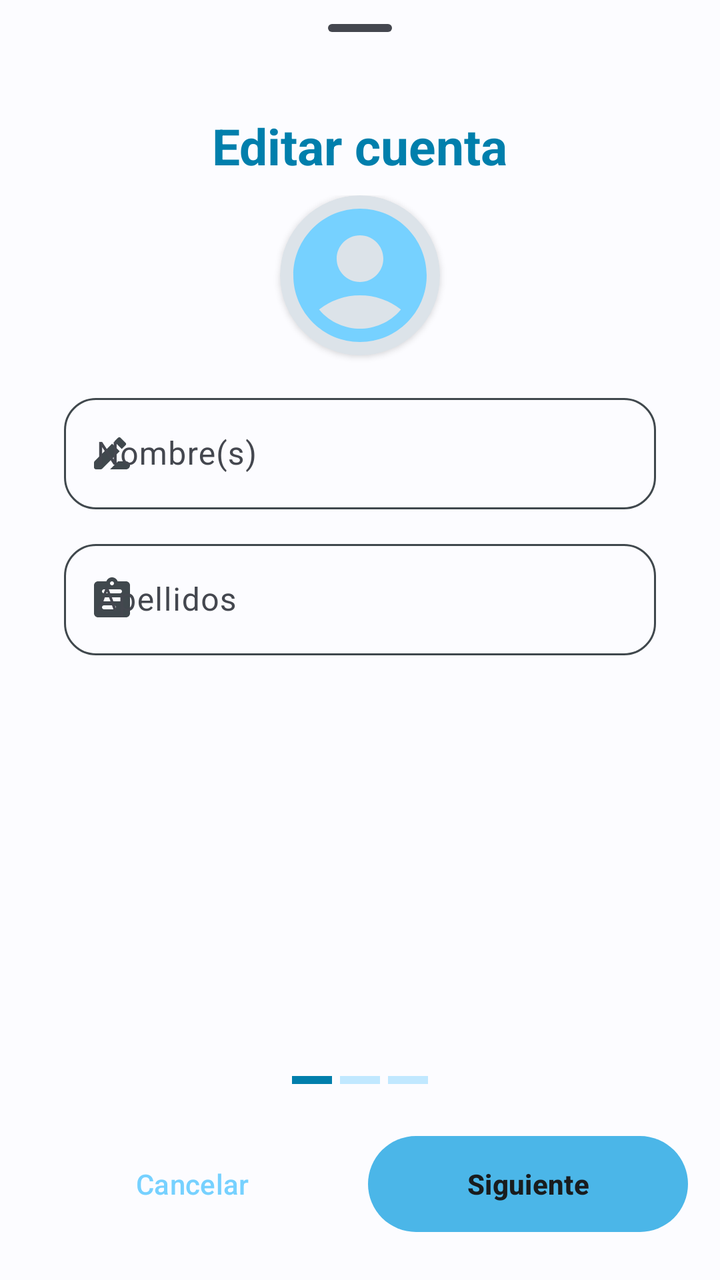
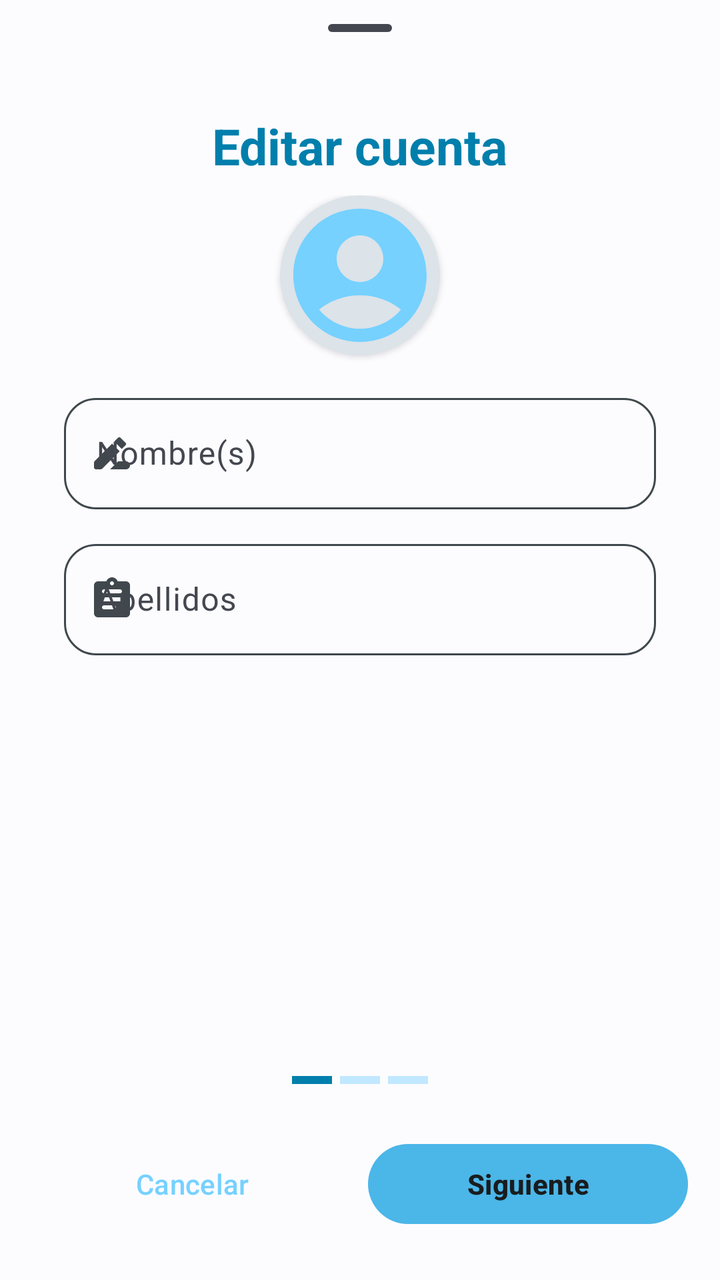

Before-and-after screenshots of an Android layout around one commit, followed by the original layout XML and the change that was made.
<!-- AndroidManifest.xml: application theme Theme.PreuSync.Dynamic -->
<!-- res/layout/bottomsheet_edit_account.xml -->
<?xml version="1.0" encoding="UTF-8"?>
<LinearLayout
    xmlns:android="http://schemas.android.com/apk/res/android"
    xmlns:app="http://schemas.android.com/apk/res-auto"
    android:id="@+id/editAccountContainer"
    android:layout_width="match_parent"
    android:layout_height="match_parent"
    android:orientation="vertical"
    android:background="?attr/colorBackground"
    android:paddingBottom="@dimen/padding_8dp">

    <com.google.android.material.bottomsheet.BottomSheetDragHandleView
        android:id="@+id/bottomSheetDragHandle"
        android:layout_width="match_parent"
        android:layout_height="wrap_content" />

    <TextView
        android:id="@+id/title"
        style="@style/TextAppearance.PreuSync.HeaderTitle"
        android:layout_width="wrap_content"
        android:layout_height="wrap_content"
        android:layout_gravity="center_horizontal"
        android:padding="@dimen/padding_8dp"
        android:text="@string/title_edit_account" />

    <ViewFlipper
        android:id="@+id/editStepFlipper"
        android:layout_width="match_parent"
        android:layout_height="0dp"
        android:layout_weight="1">

        
        <ScrollView
            android:layout_width="match_parent"
            android:layout_height="match_parent"
            android:fillViewport="true">
            <LinearLayout
                android:layout_width="match_parent"
                android:layout_height="wrap_content"
                android:orientation="vertical"
                android:paddingHorizontal="32dp"
                android:gravity="center_horizontal">

                <com.google.android.material.card.MaterialCardView
                    android:id="@+id/avatarCardView"
                    android:layout_width="80dp"
                    android:layout_height="80dp"
                    android:layout_marginBottom="16dp"
                    app:cardCornerRadius="40dp"
                    app:cardElevation="2dp">
                    <ImageView
                        android:id="@+id/avatarImageView"
                        android:layout_width="match_parent"
                        android:layout_height="match_parent"
                        android:scaleType="centerCrop"
                        android:src="@drawable/ic_nav_profile" />
                </com.google.android.material.card.MaterialCardView>

                <com.google.android.material.textfield.TextInputLayout
                    android:id="@+id/firstNameTextInputLayout"
                    style="@style/Widget.Material3.TextInputLayout.OutlinedBox"
                    android:layout_width="match_parent"
                    android:layout_height="wrap_content"
                    app:startIconDrawable="@drawable/ic_rename">
                    <com.google.android.material.textfield.TextInputEditText
                        android:id="@+id/firstNameEditText"
                        android:layout_width="match_parent"
                        android:layout_height="wrap_content"
                        android:hint="@string/hint_first_name" />
                </com.google.android.material.textfield.TextInputLayout>

                <com.google.android.material.textfield.TextInputLayout
                    android:id="@+id/lastNameTextInputLayout"
                    style="@style/Widget.Material3.TextInputLayout.OutlinedBox"
                    android:layout_width="match_parent"
                    android:layout_height="wrap_content"
                    android:layout_marginTop="12dp"
                    app:startIconDrawable="@drawable/ic_assignment">
                    <com.google.android.material.textfield.TextInputEditText
                        android:id="@+id/lastNameEditText"
                        android:layout_width="match_parent"
                        android:layout_height="wrap_content"
                        android:hint="@string/hint_last_name" />
                </com.google.android.material.textfield.TextInputLayout>
            </LinearLayout>
        </ScrollView>

        
        <ScrollView
            android:layout_width="match_parent"
            android:layout_height="match_parent"
            android:fillViewport="true">
            <LinearLayout
                android:layout_width="match_parent"
                android:layout_height="wrap_content"
                android:orientation="vertical"
                android:paddingHorizontal="32dp">

                <com.google.android.material.textfield.TextInputLayout
                    android:id="@+id/roleTextInputLayout"
                    style="@style/Widget.Material3.TextInputLayout.OutlinedBox.ExposedDropdownMenu"
                    android:layout_width="match_parent"
                    android:layout_height="wrap_content"
                    app:startIconDrawable="@drawable/ic_work">
                    <AutoCompleteTextView
                        android:id="@+id/roleAutoComplete"
                        android:layout_width="match_parent"
                        android:layout_height="wrap_content"
                        android:hint="@string/hint_role"
                        android:inputType="none" />
                </com.google.android.material.textfield.TextInputLayout>

                <LinearLayout
                    android:id="@+id/dynamicFieldsLayout"
                    android:layout_width="match_parent"
                    android:layout_height="wrap_content"
                    android:orientation="vertical">

                    <LinearLayout android:id="@+id/studentLayout" android:layout_width="match_parent" android:layout_height="wrap_content" android:orientation="vertical">
                        <com.google.android.material.textfield.TextInputLayout
                            android:id="@+id/schoolTextInputLayout"
                            style="@style/Widget.Material3.TextInputLayout.OutlinedBox"
                            android:layout_width="match_parent"
                            android:layout_height="wrap_content"
                            android:layout_marginTop="12dp"
                            app:startIconDrawable="@drawable/ic_school">
                            <com.google.android.material.textfield.TextInputEditText
                                android:id="@+id/schoolEditText"
                                android:layout_width="match_parent"
                                android:layout_height="wrap_content"
                                android:hint="@string/hint_school" />
                        </com.google.android.material.textfield.TextInputLayout>
                        <com.google.android.material.textfield.TextInputLayout
                            android:id="@+id/groupTextInputLayout"
                            style="@style/Widget.Material3.TextInputLayout.OutlinedBox"
                            android:layout_width="match_parent"
                            android:layout_height="wrap_content"
                            android:layout_marginTop="12dp"
                            app:startIconDrawable="@drawable/ic_group">
                            <com.google.android.material.textfield.TextInputEditText
                                android:id="@+id/groupEditText"
                                android:layout_width="match_parent"
                                android:layout_height="wrap_content"
                                android:hint="@string/hint_group" />
                        </com.google.android.material.textfield.TextInputLayout>
                    </LinearLayout>

                    <com.google.android.material.textfield.TextInputLayout
                        android:id="@+id/tuteeTextInputLayout"
                        style="@style/Widget.Material3.TextInputLayout.OutlinedBox"
                        android:layout_width="match_parent"
                        android:layout_height="wrap_content"
                        android:layout_marginTop="12dp"
                        android:visibility="gone"
                        app:startIconDrawable="@drawable/ic_person">
                        <com.google.android.material.textfield.TextInputEditText
                            android:id="@+id/tuteeEditText"
                            android:layout_width="match_parent"
                            android:layout_height="wrap_content"
                            android:hint="@string/hint_tutee" />
                    </com.google.android.material.textfield.TextInputLayout>

                    <com.google.android.material.textfield.TextInputLayout
                        android:id="@+id/responsibilitiesTextInputLayout"
                        style="@style/Widget.Material3.TextInputLayout.OutlinedBox"
                        android:layout_width="match_parent"
                        android:layout_height="wrap_content"
                        android:layout_marginTop="12dp"
                        android:visibility="gone"
                        app:startIconDrawable="@drawable/ic_work">
                        <com.google.android.material.textfield.TextInputEditText
                            android:id="@+id/responsibilitiesEditText"
                            android:layout_width="match_parent"
                            android:layout_height="wrap_content"
                            android:hint="@string/hint_responsibilities" />
                    </com.google.android.material.textfield.TextInputLayout>
                </LinearLayout>
            </LinearLayout>
        </ScrollView>

        
        <ScrollView
            android:layout_width="match_parent"
            android:layout_height="match_parent"
            android:fillViewport="true">
            <LinearLayout
                android:layout_width="match_parent"
                android:layout_height="wrap_content"
                android:orientation="vertical"
                android:paddingHorizontal="32dp">

                <LinearLayout
                    android:id="@+id/actionsLinearLayout"
                    android:layout_width="match_parent"
                    android:layout_height="wrap_content"
                    android:gravity="center_vertical"
                    android:orientation="horizontal"
                    android:paddingVertical="8dp">
                    <com.google.android.material.materialswitch.MaterialSwitch
                        android:id="@+id/advancedMaterialSwitch"
                        android:layout_width="wrap_content"
                        android:layout_height="wrap_content" />
                    <TextView
                        android:layout_width="wrap_content"
                        android:layout_height="wrap_content"
                        android:layout_marginStart="8dp"
                        android:text="@string/hint_edit_advanced"
                        android:textStyle="bold" />
                </LinearLayout>

                <LinearLayout
                    android:id="@+id/advancedLayout"
                    android:layout_width="match_parent"
                    android:layout_height="wrap_content"
                    android:orientation="vertical"
                    android:visibility="gone">

                    <com.google.android.material.textfield.TextInputLayout
                        android:id="@+id/registerUsernameTextInputLayout"
                        style="@style/Widget.Material3.TextInputLayout.OutlinedBox"
                        android:layout_width="match_parent"
                        android:layout_height="wrap_content"
                        app:startIconDrawable="@drawable/ic_nav_profile">
                        <com.google.android.material.textfield.TextInputEditText
                            android:id="@+id/registerUsernameEditText"
                            android:layout_width="match_parent"
                            android:layout_height="wrap_content"
                            android:hint="@string/hint_username" />
                    </com.google.android.material.textfield.TextInputLayout>

                    <com.google.android.material.textfield.TextInputLayout
                        android:id="@+id/idTextInputLayout"
                        style="@style/Widget.Material3.TextInputLayout.OutlinedBox"
                        android:layout_width="match_parent"
                        android:layout_height="wrap_content"
                        android:layout_marginTop="12dp"
                        app:startIconDrawable="@drawable/ic_card">
                        <com.google.android.material.textfield.TextInputEditText
                            android:id="@+id/idEditText"
                            android:layout_width="match_parent"
                            android:layout_height="wrap_content"
                            android:hint="@string/hint_id_number"
                            android:inputType="number" />
                    </com.google.android.material.textfield.TextInputLayout>

                    <com.google.android.material.textfield.TextInputLayout
                        android:id="@+id/newPasswordTextInputLayout"
                        style="@style/Widget.Material3.TextInputLayout.OutlinedBox"
                        android:layout_width="match_parent"
                        android:layout_height="wrap_content"
                        android:layout_marginTop="12dp"
                        app:endIconMode="password_toggle"
                        app:startIconDrawable="@drawable/ic_new">
                        <com.google.android.material.textfield.TextInputEditText
                            android:id="@+id/newPasswordEditText"
                            android:layout_width="match_parent"
                            android:layout_height="wrap_content"
                            android:hint="@string/hint_new_password"
                            android:inputType="textPassword" />
                    </com.google.android.material.textfield.TextInputLayout>

                </LinearLayout>

                
                <com.google.android.material.textfield.TextInputLayout
                    android:id="@+id/oldPasswordTextInputLayout"
                    style="@style/Widget.Material3.TextInputLayout.OutlinedBox"
                    android:layout_width="match_parent"
                    android:layout_height="wrap_content"
                    android:layout_marginTop="16dp"
                    app:endIconMode="password_toggle"
                    app:startIconDrawable="@drawable/ic_key">
                    <com.google.android.material.textfield.TextInputEditText
                        android:id="@+id/oldPasswordEditText"
                        android:layout_width="match_parent"
                        android:layout_height="wrap_content"
                        android:hint="@string/hint_current_password"
                        android:inputType="textPassword" />
                </com.google.android.material.textfield.TextInputLayout>
            </LinearLayout>
        </ScrollView>
    </ViewFlipper>

    
    <LinearLayout
        android:layout_width="match_parent"
        android:layout_height="wrap_content"
        android:gravity="center"
        android:orientation="horizontal"
        android:paddingVertical="8dp">
        <View android:id="@+id/step1Indicator" android:layout_width="20dp" android:layout_height="4dp" android:layout_margin="2dp" android:background="?attr/colorAccent" />
        <View android:id="@+id/step2Indicator" android:layout_width="20dp" android:layout_height="4dp" android:layout_margin="2dp" android:background="?attr/colorControlHighlight" />
        <View android:id="@+id/step3Indicator" android:layout_width="20dp" android:layout_height="4dp" android:layout_margin="2dp" android:background="?attr/colorControlHighlight" />
    </LinearLayout>

    
    <LinearLayout
        android:layout_width="match_parent"
        android:layout_height="wrap_content"
        android:orientation="horizontal"
        android:padding="16dp">
        <com.google.android.material.button.MaterialButton
            android:id="@+id/buttonCancel"
            style="@style/Widget.Material3.Button.TextButton"
            android:layout_width="0dp"
            android:layout_height="wrap_content"
            android:layout_weight="1"
            android:text="@string/button_cancel" />
        <com.google.android.material.button.MaterialButton
            android:id="@+id/buttonSave"
            style="@style/Widget.PreuSync.Button.Global"
            android:layout_width="0dp"
            android:layout_height="wrap_content"
            android:layout_weight="1"
            android:layout_marginStart="8dp"
            android:text="@string/button_next" />
    </LinearLayout>
</LinearLayout>
<!-- resources referenced by this layout -->
<resources>
  <dimen name="padding_8dp">8dp</dimen>
  <string name="button_cancel">Cancelar</string>
  <string name="button_next">Siguiente</string>
  <string name="hint_first_name">Nombre(s)</string>
  <string name="hint_last_name">Apellidos</string>
  <string name="hint_role">Rol</string>
  <string name="hint_school">Escuela</string>
  <style name="TextAppearance.PreuSync.HeaderTitle">
          <item name="android:textSize">25sp</item>
          <item name="android:textStyle">bold</item>
          <item name="android:textColor">?attr/colorAccent</item>
      </style>
  <style name="Widget.Material3.TextInputLayout.OutlinedBox" parent="@style/Widget.MaterialComponents.TextInputLayout.OutlinedBox">
          <item name="android:textColorHint">@color/m3_textfield_label_color</item>
          <item name="boxStrokeColor">@color/textinputlayout_tint</item>
          <item name="boxStrokeErrorColor">?colorError</item>
          <item name="counterOverflowTextAppearance">?textAppearanceBodySmall</item>
          <item name="counterOverflowTextColor">?colorError</item>
          <item name="counterTextAppearance">?textAppearanceBodySmall</item>
          <item name="counterTextColor">@color/m3_textfield_indicator_text_color</item>
          <item name="cursorColor">?attr/colorAccent</item>
          <item name="cursorErrorColor">?colorError</item>
          <item name="endIconTint">@color/textinputlayout_tint</item>
          <item name="errorIconTint">?colorError</item>
          <item name="errorTextAppearance">?textAppearanceBodySmall</item>
          <item name="errorTextColor">?colorError</item>
          <item name="helperTextTextAppearance">?textAppearanceBodySmall</item>
          <item name="helperTextTextColor">@color/m3_textfield_indicator_text_color</item>
          <item name="hintTextAppearance">?textAppearanceBodySmall</item>
          <item name="hintTextColor">@color/textinputlayout_tint</item>
          <item name="materialThemeOverlay">@style/ThemeOverlay.Material3.TextInputEditText.OutlinedBox</item>
          <item name="passwordToggleDrawable">@drawable/m3_password_eye</item>
          <item name="placeholderTextAppearance">?textAppearanceBodyLarge</item>
          <item name="placeholderTextColor">@color/textinputlayout_tint</item>
          <item name="prefixTextAppearance">?textAppearanceTitleMedium</item>
          <item name="prefixTextColor">@color/m3_textfield_indicator_text_color</item>
          <item name="shapeAppearance">@style/Widget.PreuSync.TextInputLayout.ShapeAppearance</item>
          <item name="shapeAppearanceOverlay">@null</item>
          <item name="startIconTint">@color/textinputlayout_tint</item>
          <item name="suffixTextAppearance">?textAppearanceTitleMedium</item>
          <item name="suffixTextColor">@color/m3_textfield_indicator_text_color</item>
      </style>
  <style name="Widget.PreuSync.Button.Global" parent="Widget.Material3.Button">
          <item name="backgroundTint">?attr/colorSecondary</item>
          <item name="rippleColor">?attr/colorControlHighlight</item>
          <item name="cornerRadius">@dimen/button_corner_radius_normal</item>
          <item name="android:textStyle">bold</item>
          <item name="android:textSize">14sp</item>
          <item name="android:textColor">?attr/colorOnSecondary</item>
          <item name="android:insetTop">0dp</item>
          <item name="android:insetBottom">0dp</item>
      </style>
  <color name="colorAccent">#006684</color>
  <style name="Widget.PreuSync.TextInputLayout.ShapeAppearance" parent="ShapeAppearance.MaterialComponents">
          <item name="cornerFamily">rounded</item>
          <item name="cornerSizeTopLeft">16dp</item>
          <item name="cornerSizeTopRight">16dp</item>
          <item name="cornerSizeBottomLeft">16dp</item>
          <item name="cornerSizeBottomRight">16dp</item>
      </style>
  <color name="colorText">#191C1E</color>
  <color name="colorError">#BA1A1A</color>
  <dimen name="card_corner_radius">20dp</dimen>
  <dimen name="card_elevation">4dp</dimen>
  <!-- unchanged entries left out for length: 23 -->
</resources>

<!-- the commit's change to res/layout/bottomsheet_edit_account.xml (unified diff, before → after) -->
@@ -58,7 +58,7 @@
 
                 <com.google.android.material.textfield.TextInputLayout
                     android:id="@+id/firstNameTextInputLayout"
-                    style="@style/Widget.Material3.TextInputLayout.OutlinedBox"
+                    style="@style/Widget.PreuSync.TextInputLayout.OutlinedBox"
                     android:layout_width="match_parent"
                     android:layout_height="wrap_content"
                     app:startIconDrawable="@drawable/ic_rename">
@@ -71,7 +71,7 @@
 
                 <com.google.android.material.textfield.TextInputLayout
                     android:id="@+id/lastNameTextInputLayout"
-                    style="@style/Widget.Material3.TextInputLayout.OutlinedBox"
+                    style="@style/Widget.PreuSync.TextInputLayout.OutlinedBox"
                     android:layout_width="match_parent"
                     android:layout_height="wrap_content"
                     android:layout_marginTop="12dp"
@@ -119,7 +119,7 @@
                     <LinearLayout android:id="@+id/studentLayout" android:layout_width="match_parent" android:layout_height="wrap_content" android:orientation="vertical">
                         <com.google.android.material.textfield.TextInputLayout
                             android:id="@+id/schoolTextInputLayout"
-                            style="@style/Widget.Material3.TextInputLayout.OutlinedBox"
+                            style="@style/Widget.PreuSync.TextInputLayout.OutlinedBox"
                             android:layout_width="match_parent"
                             android:layout_height="wrap_content"
                             android:layout_marginTop="12dp"
@@ -132,7 +132,7 @@
                         </com.google.android.material.textfield.TextInputLayout>
                         <com.google.android.material.textfield.TextInputLayout
                             android:id="@+id/groupTextInputLayout"
-                            style="@style/Widget.Material3.TextInputLayout.OutlinedBox"
+                            style="@style/Widget.PreuSync.TextInputLayout.OutlinedBox"
                             android:layout_width="match_parent"
                             android:layout_height="wrap_content"
                             android:layout_marginTop="12dp"
@@ -147,7 +147,7 @@
 
                     <com.google.android.material.textfield.TextInputLayout
                         android:id="@+id/tuteeTextInputLayout"
-                        style="@style/Widget.Material3.TextInputLayout.OutlinedBox"
+                        style="@style/Widget.PreuSync.TextInputLayout.OutlinedBox"
                         android:layout_width="match_parent"
                         android:layout_height="wrap_content"
                         android:layout_marginTop="12dp"
@@ -162,7 +162,7 @@
 
                     <com.google.android.material.textfield.TextInputLayout
                         android:id="@+id/responsibilitiesTextInputLayout"
-                        style="@style/Widget.Material3.TextInputLayout.OutlinedBox"
+                        style="@style/Widget.PreuSync.TextInputLayout.OutlinedBox"
                         android:layout_width="match_parent"
                         android:layout_height="wrap_content"
                         android:layout_marginTop="12dp"
@@ -217,7 +217,7 @@
 
                     <com.google.android.material.textfield.TextInputLayout
                         android:id="@+id/registerUsernameTextInputLayout"
-                        style="@style/Widget.Material3.TextInputLayout.OutlinedBox"
+                        style="@style/Widget.PreuSync.TextInputLayout.OutlinedBox"
                         android:layout_width="match_parent"
                         android:layout_height="wrap_content"
                         app:startIconDrawable="@drawable/ic_nav_profile">
@@ -230,7 +230,7 @@
 
                     <com.google.android.material.textfield.TextInputLayout
                         android:id="@+id/idTextInputLayout"
-                        style="@style/Widget.Material3.TextInputLayout.OutlinedBox"
+                        style="@style/Widget.PreuSync.TextInputLayout.OutlinedBox"
                         android:layout_width="match_parent"
                         android:layout_height="wrap_content"
                         android:layout_marginTop="12dp"
@@ -245,7 +245,7 @@
 
                     <com.google.android.material.textfield.TextInputLayout
                         android:id="@+id/newPasswordTextInputLayout"
-                        style="@style/Widget.Material3.TextInputLayout.OutlinedBox"
+                        style="@style/Widget.PreuSync.TextInputLayout.OutlinedBox"
                         android:layout_width="match_parent"
                         android:layout_height="wrap_content"
                         android:layout_marginTop="12dp"
@@ -264,7 +264,7 @@
                 
                 <com.google.android.material.textfield.TextInputLayout
                     android:id="@+id/oldPasswordTextInputLayout"
-                    style="@style/Widget.Material3.TextInputLayout.OutlinedBox"
+                    style="@style/Widget.PreuSync.TextInputLayout.OutlinedBox"
                     android:layout_width="match_parent"
                     android:layout_height="wrap_content"
                     android:layout_marginTop="16dp"
<!-- resource entries referenced after the edit -->
@@ -7,58 +7,29 @@
   <string name="hint_last_name">Apellidos</string>
   <string name="hint_role">Rol</string>
   <string name="hint_school">Escuela</string>
-  <style name="TextAppearance.PreuSync.HeaderTitle">
+  <style name="TextAppearance.PreuSync.HeaderTitle" parent="TextAppearance.Material3.TitleLarge">
           <item name="android:textSize">25sp</item>
           <item name="android:textStyle">bold</item>
           <item name="android:textColor">?attr/colorAccent</item>
-      </style>
-  <style name="Widget.Material3.TextInputLayout.OutlinedBox" parent="@style/Widget.MaterialComponents.TextInputLayout.OutlinedBox">
-          <item name="android:textColorHint">@color/m3_textfield_label_color</item>
-          <item name="boxStrokeColor">@color/textinputlayout_tint</item>
-          <item name="boxStrokeErrorColor">?colorError</item>
-          <item name="counterOverflowTextAppearance">?textAppearanceBodySmall</item>
-          <item name="counterOverflowTextColor">?colorError</item>
-          <item name="counterTextAppearance">?textAppearanceBodySmall</item>
-          <item name="counterTextColor">@color/m3_textfield_indicator_text_color</item>
-          <item name="cursorColor">?attr/colorAccent</item>
-          <item name="cursorErrorColor">?colorError</item>
-          <item name="endIconTint">@color/textinputlayout_tint</item>
-          <item name="errorIconTint">?colorError</item>
-          <item name="errorTextAppearance">?textAppearanceBodySmall</item>
-          <item name="errorTextColor">?colorError</item>
-          <item name="helperTextTextAppearance">?textAppearanceBodySmall</item>
-          <item name="helperTextTextColor">@color/m3_textfield_indicator_text_color</item>
-          <item name="hintTextAppearance">?textAppearanceBodySmall</item>
-          <item name="hintTextColor">@color/textinputlayout_tint</item>
-          <item name="materialThemeOverlay">@style/ThemeOverlay.Material3.TextInputEditText.OutlinedBox</item>
-          <item name="passwordToggleDrawable">@drawable/m3_password_eye</item>
-          <item name="placeholderTextAppearance">?textAppearanceBodyLarge</item>
-          <item name="placeholderTextColor">@color/textinputlayout_tint</item>
-          <item name="prefixTextAppearance">?textAppearanceTitleMedium</item>
-          <item name="prefixTextColor">@color/m3_textfield_indicator_text_color</item>
-          <item name="shapeAppearance">@style/Widget.PreuSync.TextInputLayout.ShapeAppearance</item>
-          <item name="shapeAppearanceOverlay">@null</item>
-          <item name="startIconTint">@color/textinputlayout_tint</item>
-          <item name="suffixTextAppearance">?textAppearanceTitleMedium</item>
-          <item name="suffixTextColor">@color/m3_textfield_indicator_text_color</item>
       </style>
   <style name="Widget.PreuSync.Button.Global" parent="Widget.Material3.Button">
           <item name="backgroundTint">?attr/colorSecondary</item>
           <item name="rippleColor">?attr/colorControlHighlight</item>
           <item name="cornerRadius">@dimen/button_corner_radius_normal</item>
           <item name="android:textStyle">bold</item>
-          <item name="android:textSize">14sp</item>
           <item name="android:textColor">?attr/colorOnSecondary</item>
-          <item name="android:insetTop">0dp</item>
-          <item name="android:insetBottom">0dp</item>
+      </style>
+  <style name="Widget.PreuSync.TextInputLayout.OutlinedBox" parent="Widget.Material3.TextInputLayout.OutlinedBox">
+          <item name="boxStrokeColor">@color/textinputlayout_tint</item>
+          <item name="hintTextColor">@color/textinputlayout_tint</item>
+          <item name="startIconTint">@color/textinputlayout_tint</item>
+          <item name="endIconTint">@color/textinputlayout_tint</item>
+          <item name="shapeAppearance">@style/Widget.PreuSync.TextInputLayout.ShapeAppearance</item>
       </style>
   <color name="colorAccent">#006684</color>
-  <style name="Widget.PreuSync.TextInputLayout.ShapeAppearance" parent="ShapeAppearance.MaterialComponents">
+  <style name="Widget.PreuSync.TextInputLayout.ShapeAppearance" parent="ShapeAppearance.Material3.Corner.Medium">
           <item name="cornerFamily">rounded</item>
-          <item name="cornerSizeTopLeft">16dp</item>
-          <item name="cornerSizeTopRight">16dp</item>
-          <item name="cornerSizeBottomLeft">16dp</item>
-          <item name="cornerSizeBottomRight">16dp</item>
+          <item name="cornerSize">16dp</item>
       </style>
   <color name="colorText">#191C1E</color>
   <color name="colorError">#BA1A1A</color>
